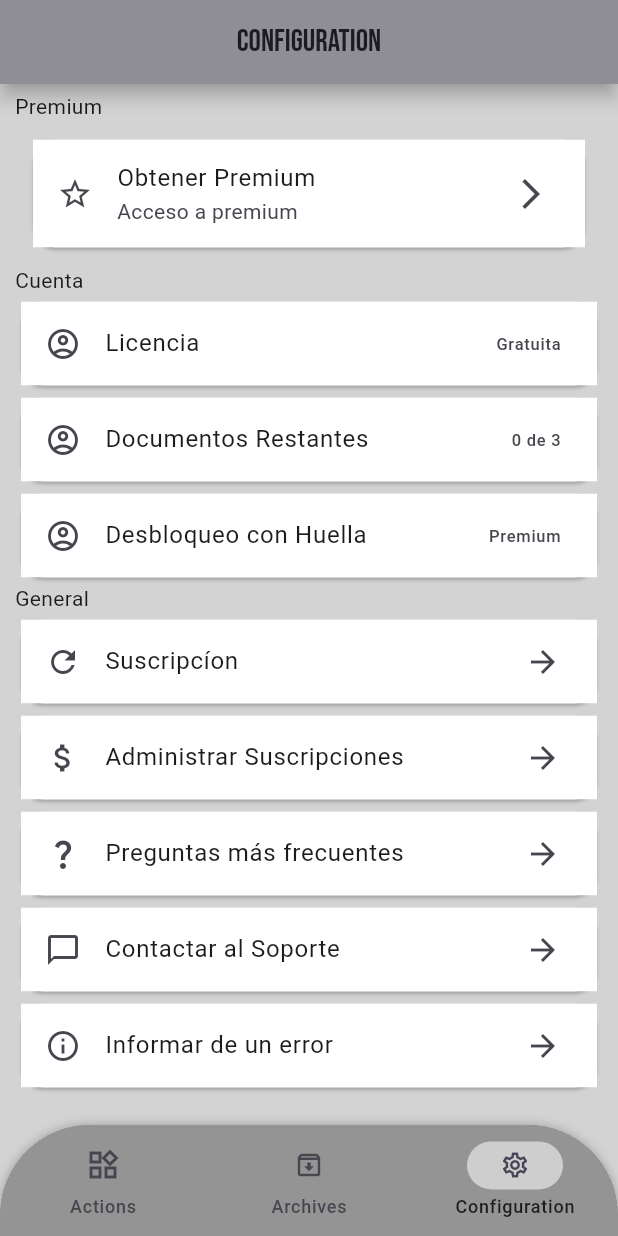
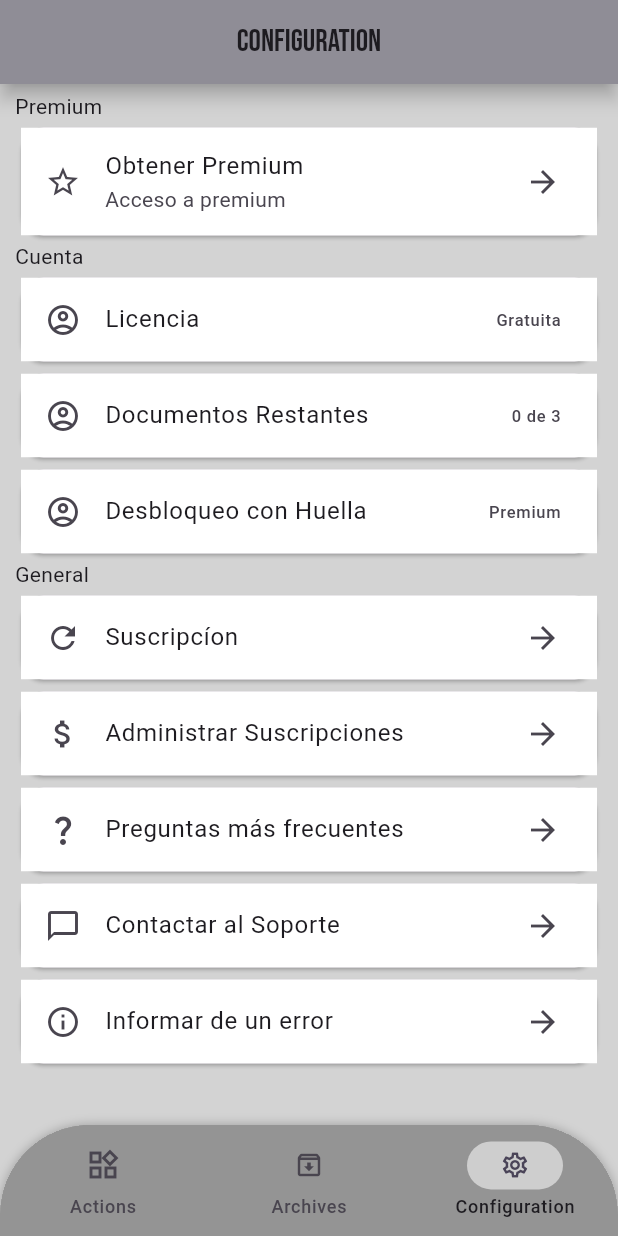
Before and after one commit to Kross26/app_pdf, a Flutter app: the screen it shows after launch, item 3 of the bottom bar chosen, on a phone screen of 412 x 824 dp. Run offline on Flutter 3.47's test engine with Material 3 defaults, Android fonts, the phone set to English and light mode, and no system bars; our stand-ins replace go_router, permission_handler.

Commit message:
padding remove

```diff
--- a/lib/ui/widgets/row_item_premium.dart
+++ b/lib/ui/widgets/row_item_premium.dart
@@ -9,19 +9,15 @@ class RowItemPremium extends StatelessWidget {
   Widget build(BuildContext context) {
     // double screenWidht = MediaQuery.of(context).size.width;
     // double screenHeight = MediaQuery.of(context).size.height;
-    return Padding(
-      padding: EdgeInsets.all(8.0),
-      child: Card(
-        shape:
-            RoundedRectangleBorder(borderRadius: BorderRadius.circular(15.0)),
-        child: ListTile(
-          leading: Icon(Icons.star_border_outlined),
-          title: Text('Obtener Premium'),
-          subtitle: Text('Acceso a premium'),
-          onTap: () {},
-          trailing: Icon(Icons.arrow_forward_ios_outlined),
-          tileColor: Colors.white,
-        ),
+    return Card(
+      shape: RoundedRectangleBorder(borderRadius: BorderRadius.circular(15.0)),
+      child: ListTile(
+        leading: const Icon(Icons.star_border_outlined),
+        title: const Text('Obtener Premium'),
+        subtitle: const Text('Acceso a premium'),
+        onTap: () {},
+        trailing: const Icon(Icons.arrow_forward_outlined),
+        tileColor: Colors.white,
       ),
     );
   }
```
